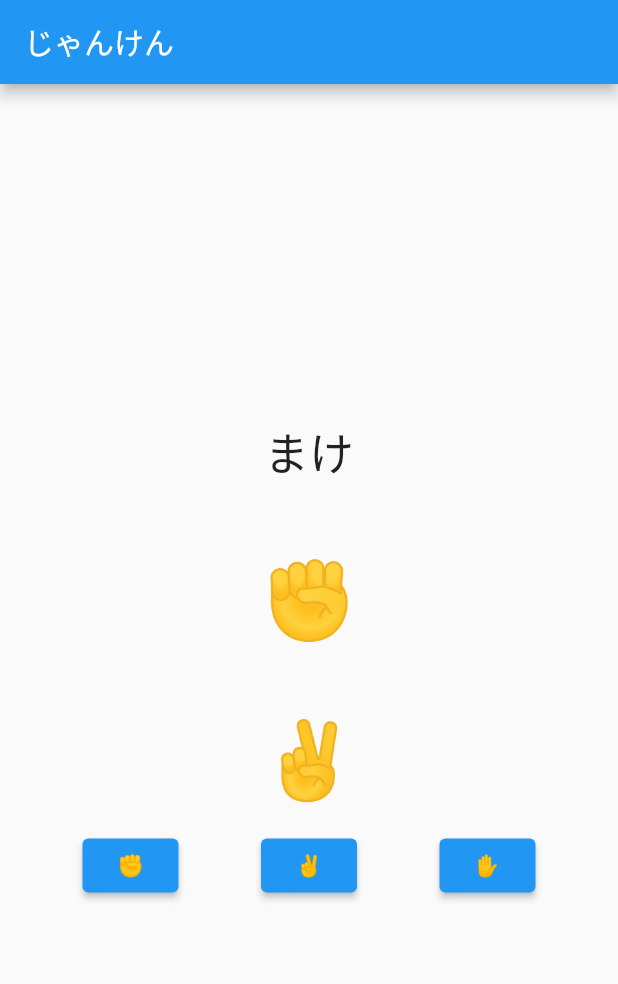
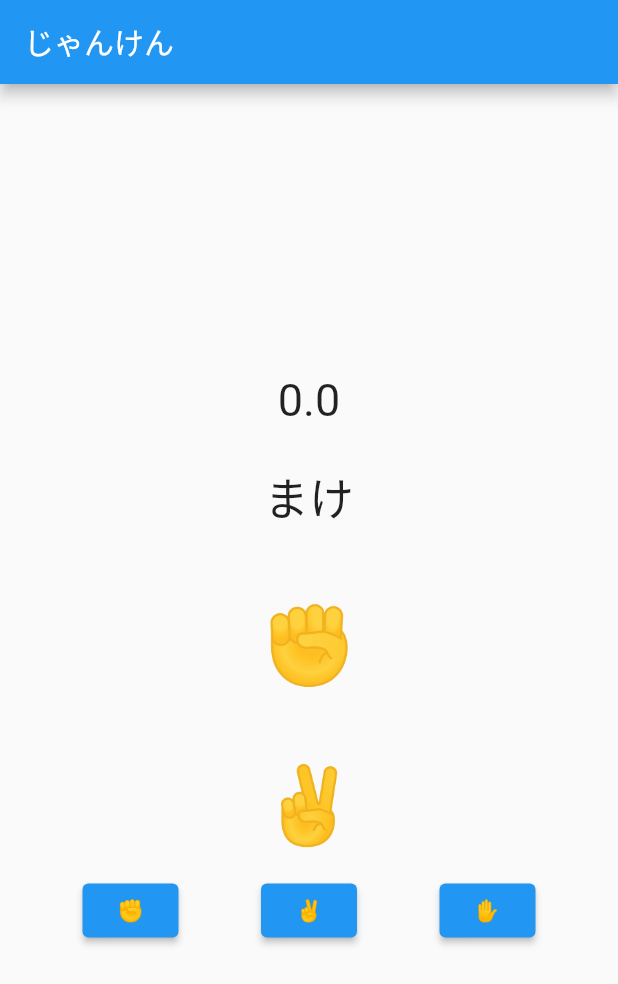
Before and after one commit to YukiMaitani/janken, a Flutter app: the screen it shows after launch, after a tap on "✌️", on a phone screen of 412 x 824 dp. Shown: the top 984 px of the screen. Run offline on Flutter 3.47's test engine with Material 2 defaults, Android fonts, the phone set to English and light mode, and no system bars; our stand-ins replace hooks_riverpod.

Commit message:
勝率を計算するロジックは完成。しかし表示はNaNになる

```diff
--- a/lib/main.dart
+++ b/lib/main.dart
@@ -33,11 +33,12 @@ class JnakenPage extends HookConsumerWidget {
     final computerHand = ref.watch(computerHandProvider);
 
     final jankenResult = ref.watch(jankenResultProvider);
-
     void jankenpon(String hand) {
       myHandNotifier.state = hand;
       computerHandNotifier.state = ['✊','✌️','✋',][Random().nextInt(2)];
     }
+
+    final winPercent = ref.watch(winPercentProvider);
 
     return Scaffold(
       appBar: AppBar(
@@ -47,6 +48,13 @@ class JnakenPage extends HookConsumerWidget {
         child: Column(
           mainAxisAlignment: MainAxisAlignment.center,
           children: [
+            Text(
+                winPercent.toString(),
+              style: TextStyle(
+                fontSize: 30
+              ),
+            ),
+            SizedBox(height: 25,),
             Text(
                 jankenResult,
               style: TextStyle(
--- a/lib/provider/jankenProvider.dart
+++ b/lib/provider/jankenProvider.dart
@@ -3,10 +3,34 @@ import '../model/janken.dart';
 
 final myHandProvider = StateProvider<String>((ref) => '✊');
 final computerHandProvider = StateProvider<String>((ref) => '✊');
+final numberOfMatchesProvider = StateProvider<int>((ref) => 0);
+final numberOfWinsProvider = StateProvider<int>((ref) => 0);
+
 final jankenResultProvider = Provider((ref) {
   final jankenSystem = JankenSystem();
   final String myHand = ref.watch(myHandProvider);
   final String computerHand = ref.watch(computerHandProvider);
+  final numberOfMatchesController = ref.read(numberOfMatchesProvider.notifier);
+  final numberOfWinsController = ref.read(numberOfWinsProvider.notifier);
+
   final result = jankenSystem.result(myHand, computerHand);
+
+  switch (result) {
+    case 'かち':
+      numberOfMatchesController.state++;
+      numberOfWinsController.state++;
+      break;
+    case 'まけ':
+      numberOfMatchesController.state++;
+      break;
+  }
+
   return result;
 });
+
+final winPercentProvider = Provider((ref) {
+  final numberOfMatches = ref.watch(numberOfMatchesProvider);
+  final numberOfWins = ref.watch(numberOfWinsProvider);
+  final winPercent = numberOfWins/numberOfMatches;
+  return winPercent;
+});
```
